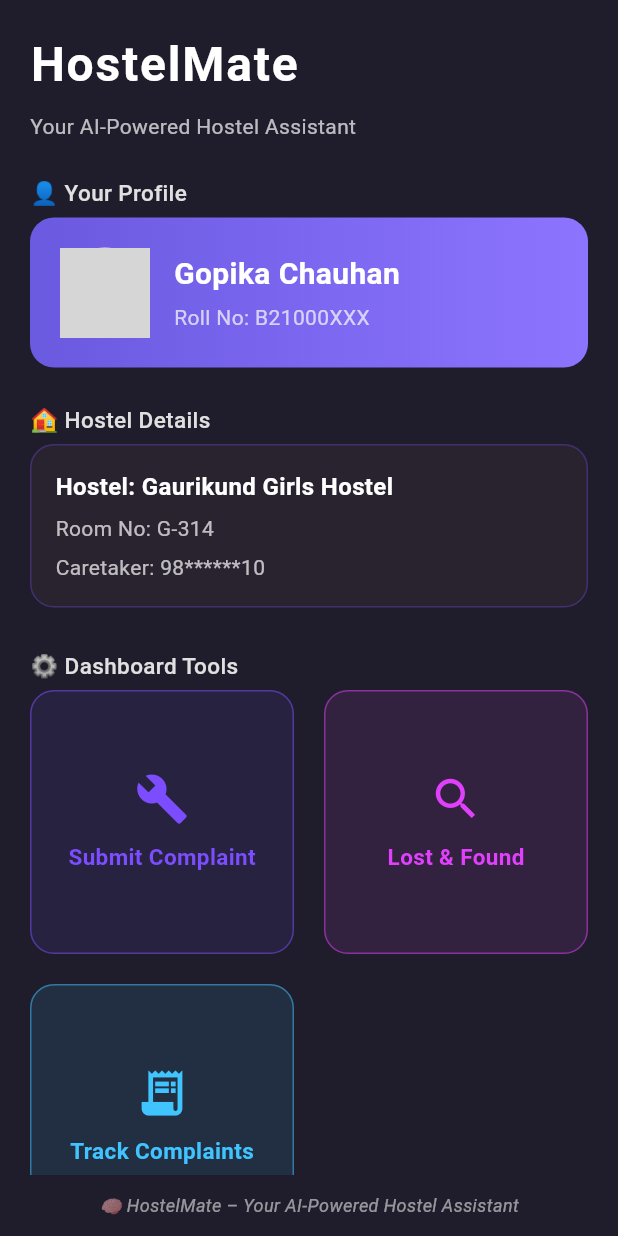
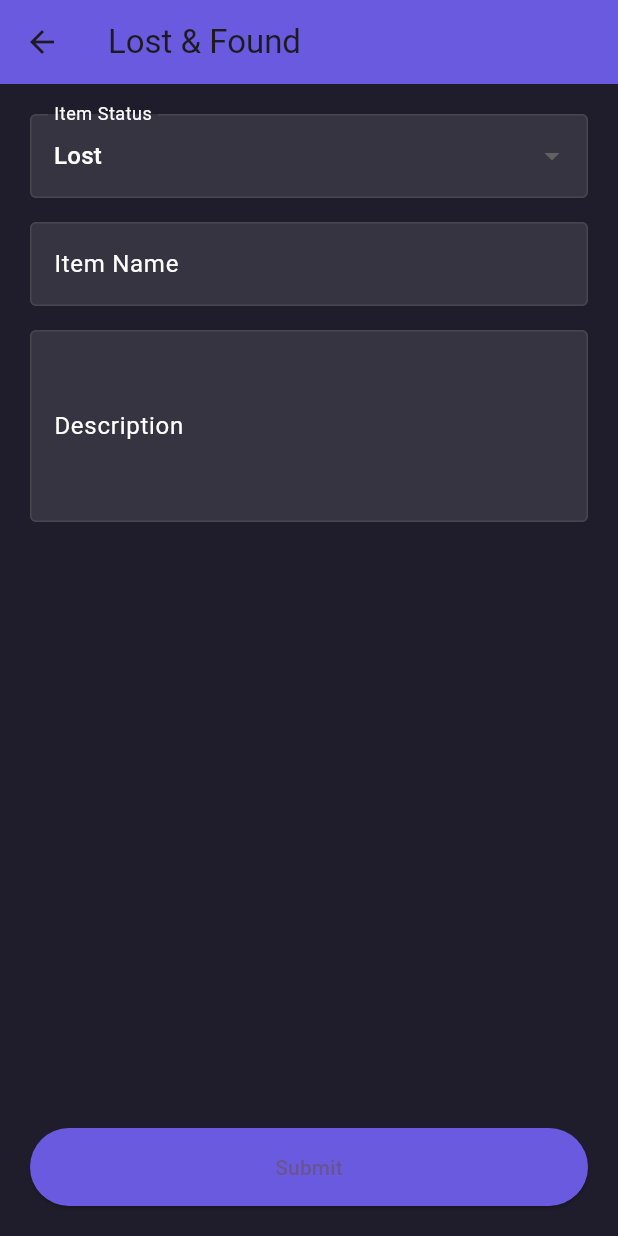
Before and after one commit to Cephei18/HostelMate-App, a Flutter app: the screen it shows after launch, after a tap on "Lost & Found", on a phone screen of 412 x 824 dp. Run offline on Flutter 3.47's test engine with Material 3 defaults, Android fonts, the phone set to English and light mode, and no system bars; grey boxes are pictures that could not be loaded.

Commit message:
Update section

```diff
--- a/lib/home_screen.dart
+++ b/lib/home_screen.dart
@@ -1,6 +1,7 @@
 import 'package:flutter/material.dart';
 import 'complaint_screen.dart';
 import 'track_complaints_screen.dart';
+import 'lostfound_screen.dart';
 
 class HomeScreen extends StatelessWidget {
   const HomeScreen({super.key});
@@ -78,9 +79,15 @@ class HomeScreen extends StatelessWidget {
                       label: 'Lost & Found',
                       color: Colors.purpleAccent,
                       onTap: () {
-                        // navigation
+                        Navigator.push(
+                          context,
+                          MaterialPageRoute(
+                            builder: (context) => const LostFoundScreen(),
+                          ),
+                        );
                       },
                     ),
+
                     _DashboardTile(
                       icon: Icons.receipt_long,
                       label: 'Track Complaints',
--- a/lib/lostfound_screen.dart
+++ b/lib/lostfound_screen.dart
@@ -0,0 +1,96 @@
+import 'package:flutter/material.dart';
+
+class LostFoundScreen extends StatefulWidget {
+  const LostFoundScreen({super.key});
+
+  @override
+  State<LostFoundScreen> createState() => _LostFoundScreenState();
+}
+
+class _LostFoundScreenState extends State<LostFoundScreen> {
+  final TextEditingController itemNameController = TextEditingController();
+  final TextEditingController descriptionController = TextEditingController();
+
+  String? status = 'Lost';
+
+  @override
+  Widget build(BuildContext context) {
+    return Scaffold(
+      appBar: AppBar(
+        title: const Text('Lost & Found'),
+        backgroundColor: const Color(0xFF6A5AE0),
+      ),
+      backgroundColor: const Color(0xFF1F1D2B),
+      body: Padding(
+        padding: const EdgeInsets.all(20.0),
+        child: Column(
+          children: [
+            DropdownButtonFormField<String>(
+              dropdownColor: Colors.grey[850],
+              value: status,
+              decoration: const InputDecoration(
+                labelText: 'Item Status',
+                labelStyle: TextStyle(color: Colors.white),
+                filled: true,
+                fillColor: Colors.white10,
+                border: OutlineInputBorder(),
+              ),
+              items: ['Lost', 'Found'].map((String status) {
+                return DropdownMenuItem<String>(
+                  value: status,
+                  child: Text(status, style: const TextStyle(color: Colors.white)),
+                );
+              }).toList(),
+              onChanged: (String? value) {
+                setState(() {
+                  status = value;
+                });
+              },
+            ),
+            const SizedBox(height: 16),
+            TextField(
+              controller: itemNameController,
+              style: const TextStyle(color: Colors.white),
+              decoration: const InputDecoration(
+                labelText: 'Item Name',
+                labelStyle: TextStyle(color: Colors.white),
+                filled: true,
+                fillColor: Colors.white10,
+                border: OutlineInputBorder(),
+              ),
+            ),
+            const SizedBox(height: 16),
+            TextField(
+              controller: descriptionController,
+              maxLines: 4,
+              style: const TextStyle(color: Colors.white),
+              decoration: const InputDecoration(
+                labelText: 'Description',
+                labelStyle: TextStyle(color: Colors.white),
+                filled: true,
+                fillColor: Colors.white10,
+                border: OutlineInputBorder(),
+              ),
+            ),
+            const Spacer(),
+            SizedBox(
+              width: double.infinity,
+              child: ElevatedButton(
+                onPressed: () {
+                  print('Status: $status');
+                  print('Item: ${itemNameController.text}');
+                  print('Description: ${descriptionController.text}');
+                },
+                style: ElevatedButton.styleFrom(
+                  backgroundColor: const Color(0xFF6A5AE0),
+                  padding: const EdgeInsets.symmetric(vertical: 16),
+                ),
+                child: const Text('Submit'),
+              ),
+            ),
+          ],
+        ),
+      ),
+    );
+  }
+}
```
